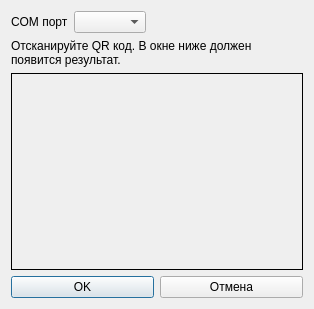
Before: the Qt Designer form Remont/scan.ui in AlexeyScherbakov2021/Remont2, drawn with Qt 5.
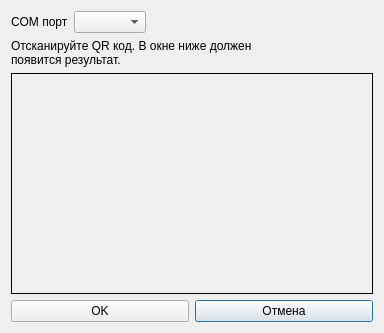
After: the same form once the commit is applied. Icons and pictures are not drawn.

```diff
--- a/Remont/scan.ui
+++ b/Remont/scan.ui
@@ -6,8 +6,8 @@
    <rect>
     <x>0</x>
     <y>0</y>
-    <width>314</width>
-    <height>309</height>
+    <width>384</width>
+    <height>333</height>
    </rect>
   </property>
   <property name="windowTitle">
@@ -108,6 +108,19 @@
        <property name="text">
         <string>OK</string>
        </property>
+       <property name="icon">
+        <iconset resource="resource.qrc">
+         <normaloff>:/image/Apply24x24.png</normaloff>:/image/Apply24x24.png</iconset>
+       </property>
+       <property name="iconSize">
+        <size>
+         <width>24</width>
+         <height>24</height>
+        </size>
+       </property>
+       <property name="autoDefault">
+        <bool>false</bool>
+       </property>
       </widget>
      </item>
      <item>
@@ -115,6 +128,22 @@
        <property name="text">
         <string>Отмена</string>
        </property>
+       <property name="icon">
+        <iconset resource="resource.qrc">
+         <normaloff>:/image/cancel2.png</normaloff>:/image/cancel2.png</iconset>
+       </property>
+       <property name="iconSize">
+        <size>
+         <width>24</width>
+         <height>24</height>
+        </size>
+       </property>
+       <property name="autoDefault">
+        <bool>false</bool>
+       </property>
+       <property name="default">
+        <bool>true</bool>
+       </property>
       </widget>
      </item>
     </layout>
```
